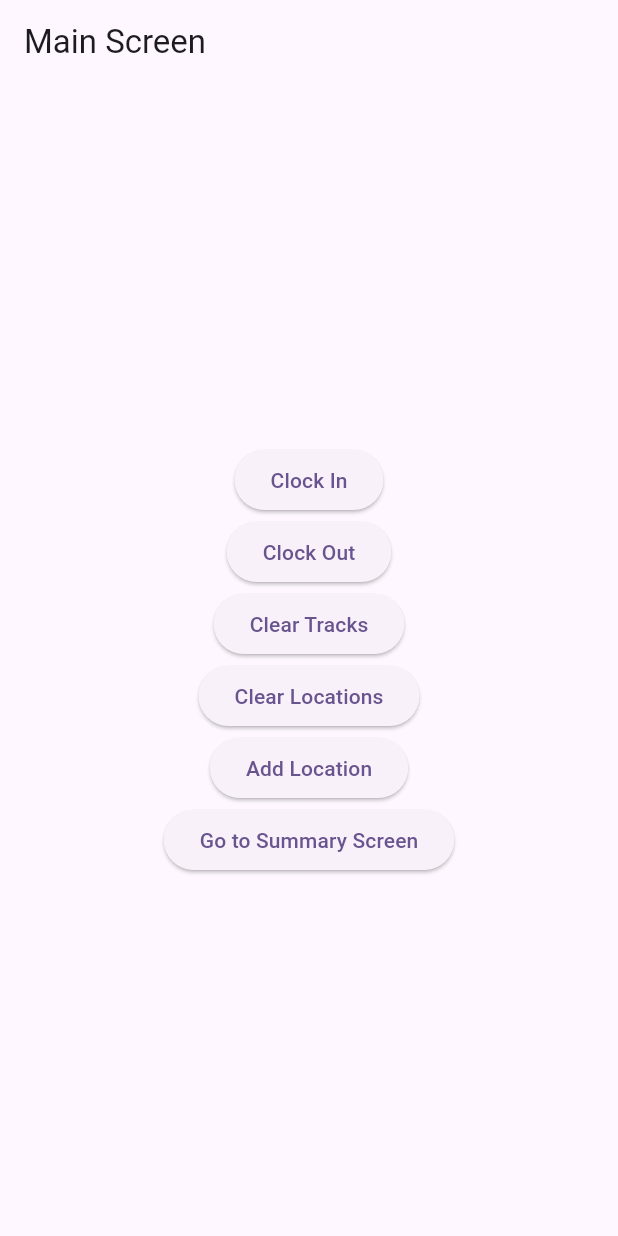
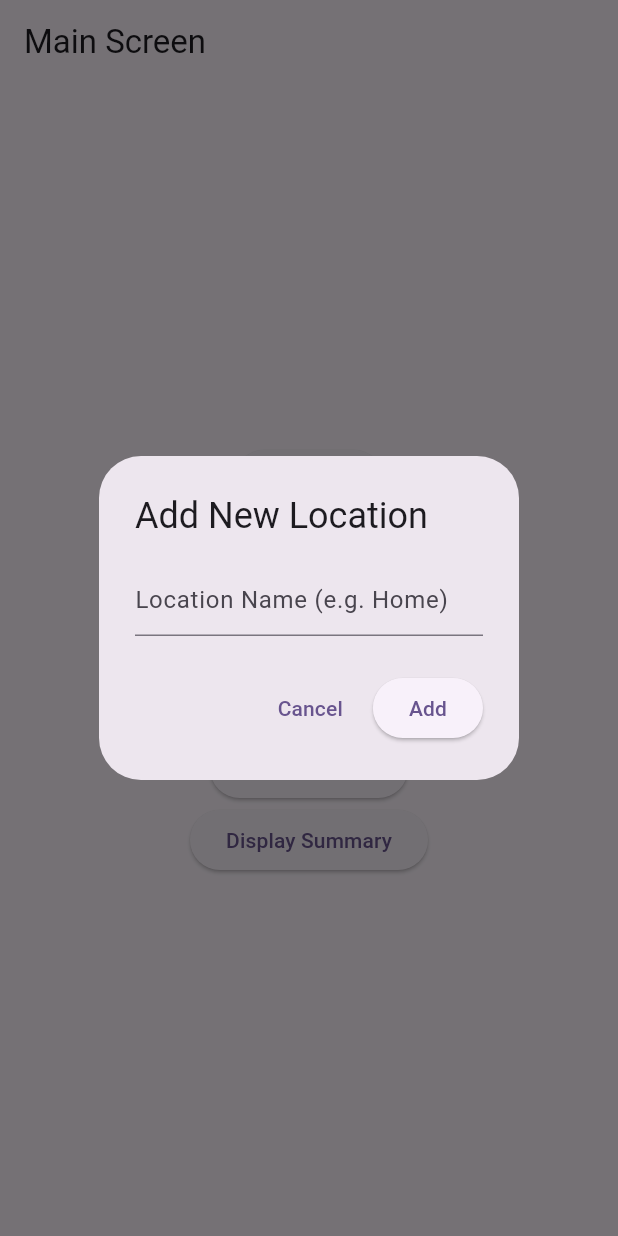
Before and after one commit to draxexx/location_tracking_app, a Flutter app: the screen it shows after launch, after a tap on "Add Location", on a phone screen of 412 x 824 dp. Run offline on Flutter 3.47's test engine with Material 3 defaults, Android fonts, the phone set to English and light mode, and no system bars; our stand-ins replace equatable, geolocator, get_it, hive, hive_flutter; missing offline and left inert: background_location; accounts and stored records are empty.

Commit message:
add custom button

```diff
--- a/lib/core/widgets/add_location_dialog.dart
+++ b/lib/core/widgets/add_location_dialog.dart
@@ -1,58 +1,36 @@
 import 'package:flutter/material.dart';
-import 'package:location_tracking_app/core/init/application_initialize.dart';
-import 'package:location_tracking_app/models/location.dart';
-import 'package:location_tracking_app/providers/location_provider.dart';
-import 'package:location_tracking_app/providers/location_track_day_provider.dart';
-import 'package:location_tracking_app/services/geolocator_service.dart';
 
-void showAddLocationDialog(
-  BuildContext context,
-  GeolocatorService geolocatorService,
-) async {
+void showAddLocationDialog({
+  required BuildContext context,
+  required Function(String locationName) onSubmit,
+}) {
   final TextEditingController controller = TextEditingController();
-
-  final position = await geolocatorService.determinePosition();
 
   showDialog(
     context: context,
     builder: (ctx) {
       return AlertDialog(
-        title: const Text('Yeni Lokasyon Ekle'),
+        title: const Text("Add New Location"),
         content: TextField(
           controller: controller,
           decoration: const InputDecoration(
-            hintText: 'Lokasyon adı (örn: Home)',
+            hintText: "Location Name (e.g. Home)",
           ),
         ),
         actions: [
           TextButton(
-            onPressed: () {
-              Navigator.of(ctx).pop();
-            },
-            child: const Text('İptal'),
+            onPressed: () => Navigator.of(ctx).pop(),
+            child: const Text("Cancel"),
           ),
           ElevatedButton(
-            onPressed: () async {
+            onPressed: () {
               final name = controller.text.trim();
-              if (name.isEmpty) return;
-
-              final newLocation = Location(
-                displayName: name,
-                latitude: position.latitude,
-                longitude: position.longitude,
-              );
-
-              await getIt<LocationProvider>().addLocation(newLocation);
-              getIt<LocationTrackDayProvider>()
-                  .refreshTrackDayWithNewLocations();
-
-              Navigator.of(ctx).pop();
-
-              ScaffoldMessenger.of(context).showSnackBar(
-                SnackBar(content: Text('Lokasyon eklendi: $name')),
-              );
+              if (name.isNotEmpty) {
+                Navigator.of(ctx).pop();
+                onSubmit(name);
+              }
             },
-            child: const Text('Ekle'),
+            child: const Text("Add"),
           ),
         ],
       );
--- /dev/null
+++ b/lib/core/widgets/custom_button.dart
@@ -0,0 +1,22 @@
+import 'package:flutter/material.dart';
+
+class CustomButton extends StatelessWidget {
+  const CustomButton({
+    super.key,
+    required this.onPressed,
+    required this.text,
+    this.isDisabled = false,
+  });
+
+  final Function() onPressed;
+  final String text;
+  final bool isDisabled;
+
+  @override
+  Widget build(BuildContext context) {
+    return ElevatedButton(
+      onPressed: isDisabled ? null : onPressed,
+      child: Text(text),
+    );
+  }
+}
--- a/lib/providers/location_track_day_provider.dart
+++ b/lib/providers/location_track_day_provider.dart
@@ -3,6 +3,7 @@ import 'dart:async';
 import 'package:flutter/material.dart';
 import 'package:geolocator/geolocator.dart';
 import 'package:location_tracking_app/core/init/application_initialize.dart';
+import 'package:location_tracking_app/models/location.dart';
 import 'package:location_tracking_app/models/location_track.dart';
 import 'package:location_tracking_app/models/location_track_day.dart';
 import 'package:location_tracking_app/providers/location_provider.dart';
@@ -26,6 +27,8 @@ class LocationTrackDayProvider with ChangeNotifier {
   LocationTrackDay? get locationTrackDay => _locationTrackDay;
 
   bool _isTracking = false;
+  bool get isTracking => _isTracking;
+
   DateTime? _lastUpdate;
   List<LocationTrack> _activeLocations = [];
   Timer? _tickTimer;
@@ -42,9 +45,10 @@ class LocationTrackDayProvider with ChangeNotifier {
     _lastUpdate = DateTime.now();
     _isTracking = true;
 
-    _tickTimer = Timer.periodic(Duration(seconds: 30), (_) {
+    _tickTimer = Timer.periodic(const Duration(seconds: 30), (_) {
       _updateTimeSpent(DateTime.now());
     });
+    notifyListeners();
   }
 
   /// Stops the location tracking service and finalizes any remaining duration
@@ -61,6 +65,7 @@ class LocationTrackDayProvider with ChangeNotifier {
     _activeLocations = [];
     _lastUpdate = null;
     _isTracking = false;
+    notifyListeners();
   }
 
   void handleLocationUpdate(Position position) {
@@ -219,6 +224,7 @@ class LocationTrackDayProvider with ChangeNotifier {
     notifyListeners();
   }
 
+  /// Refreshes the location track day with the latest locations
   void refreshTrackDayWithNewLocations() {
     if (_locationTrackDay == null) return;
 
@@ -243,4 +249,18 @@ class LocationTrackDayProvider with ChangeNotifier {
     );
     notifyListeners();
   }
+
+  /// Adds a new location and refreshes the location track day
+  Future<void> addLocationAndRefreshTrackDay(String name) async {
+    final position = await geolocatorService.determinePosition();
+
+    final newLocation = Location(
+      displayName: name,
+      latitude: position.latitude,
+      longitude: position.longitude,
+    );
+
+    await getIt<LocationProvider>().addLocation(newLocation);
+    refreshTrackDayWithNewLocations();
+  }
 }
--- a/lib/screens/main_screen/main_screen.dart
+++ b/lib/screens/main_screen/main_screen.dart
@@ -2,11 +2,11 @@ import 'package:flutter/material.dart';
 import 'package:location_tracking_app/core/init/application_initialize.dart';
 import 'package:location_tracking_app/core/layouts/base_screen_layout.dart';
 import 'package:location_tracking_app/core/widgets/add_location_dialog.dart';
+import 'package:location_tracking_app/core/widgets/custom_button.dart';
 import 'package:location_tracking_app/models/location.dart';
 import 'package:location_tracking_app/models/location_track_day.dart';
 import 'package:location_tracking_app/providers/location_track_day_provider.dart';
 import 'package:location_tracking_app/screens/summary_screen/summary_screen.dart';
-import 'package:location_tracking_app/services/geolocator_service.dart';
 import 'package:location_tracking_app/services/local_storage/local_storage_manager.dart';
 import 'package:provider/provider.dart';
 
@@ -22,24 +22,46 @@ class MainScreen extends StatelessWidget {
   final LocalStorageManager<Location> storageManager2 =
       getIt<LocalStorageManager<Location>>();
 
+  // Add a new location to the list of locations
+  void _addNewLocation(BuildContext context) {
+    showAddLocationDialog(
+      context: context,
+      onSubmit: (name) async {
+        await getIt<LocationTrackDayProvider>().addLocationAndRefreshTrackDay(
+          name,
+        );
+
+        if (context.mounted) {
+          ScaffoldMessenger.of(
+            context,
+          ).showSnackBar(SnackBar(content: Text("Location added: $name")));
+        }
+      },
+    );
+  }
+
   @override
   Widget build(BuildContext context) {
+    bool isTracking = context.watch<LocationTrackDayProvider>().isTracking;
+
     return BaseScreenLayout(
       title: "Main Screen",
       child: Center(
         child: Column(
           mainAxisAlignment: MainAxisAlignment.center,
           children: [
-            ElevatedButton(
+            CustomButton(
               onPressed:
                   () =>
                       context.read<LocationTrackDayProvider>().startTracking(),
-              child: const Text('Clock In'),
+              text: "Clock In",
+              isDisabled: isTracking,
             ),
-            ElevatedButton(
+            CustomButton(
               onPressed:
                   () => context.read<LocationTrackDayProvider>().stopTracking(),
-              child: const Text('Clock Out'),
+              text: "Clock Out",
+              isDisabled: !isTracking,
             ),
             ElevatedButton(
               onPressed: () => storageManager.clear(),
@@ -49,22 +71,14 @@ class MainScreen extends StatelessWidget {
               onPressed: () => storageManager2.clear(),
               child: const Text('Clear Locations'),
             ),
-            ElevatedButton(
-              onPressed:
-                  () => showAddLocationDialog(
-                    context,
-                    getIt<GeolocatorService>(),
-                  ),
-              child: const Text('Add Location'),
+            CustomButton(
+              onPressed: () => _addNewLocation(context),
+              text: "Add Location",
+              isDisabled: isTracking,
             ),
-            ElevatedButton(
-              onPressed: () {
-                Navigator.push(
-                  context,
-                  MaterialPageRoute(builder: (context) => SummaryScreen()),
-                );
-              },
-              child: Text('Go to Summary Screen'),
+            CustomButton(
+              onPressed: () => Navigator.push(context, SummaryScreen.route()),
+              text: "Display Summary",
             ),
           ],
         ),
```
Also changed, not shown: lib/screens/summary_screen/summary_screen.dart (+4 -8 lines).
